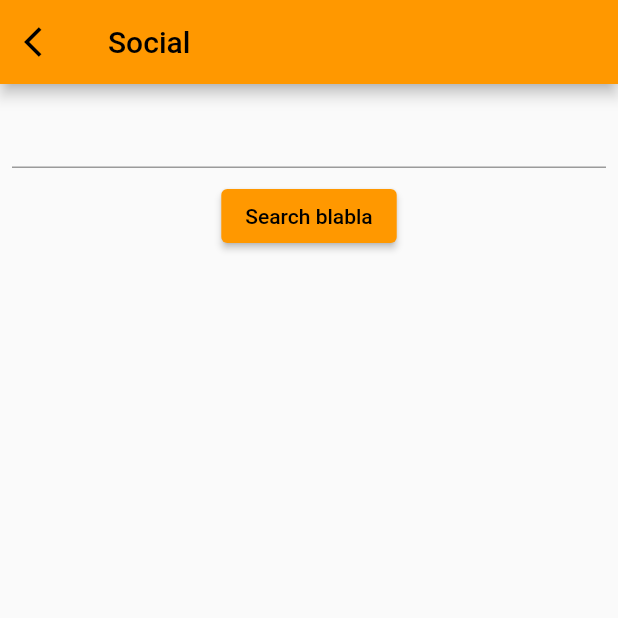
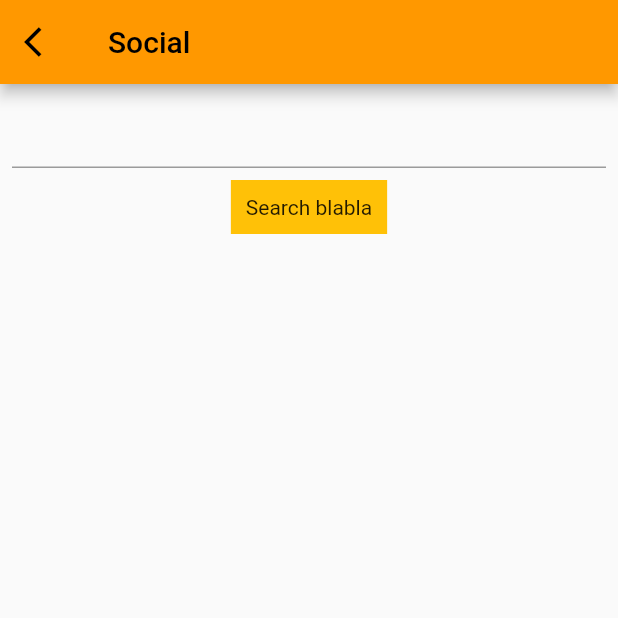
Before and after one commit to eceokutan/orienteeringApp, a Flutter app: the SocialPage screen opened directly, after a tap on "Search blabla", on a phone screen of 412 x 824 dp, the top half of it. Run offline on Flutter 3.47's test engine with Material 2 defaults, Android fonts, the phone set to English and light mode, and no system bars; our stand-ins replace cloud_firestore, file_picker, firebase_auth, firebase_core, firebase_storage, flutter_native_image and 2 more; missing offline and left inert: a package; accounts and stored records are empty; network calls fail.

Commit message:
async button added

```diff
--- /dev/null
+++ b/lib/pages/async_button.dart
@@ -0,0 +1,49 @@
+import 'package:flutter/material.dart';
+
+class AsyncButton extends StatefulWidget {
+  const AsyncButton({
+    Key? key,
+    required this.onPressed,
+    required this.child,
+    this.loadingWidget = const CircularProgressIndicator(),
+  }) : super(key: key);
+
+  final Future<void> Function() onPressed;
+
+  final Widget child;
+
+  final Widget loadingWidget;
+
+  @override
+  _AsyncButtonState createState() => _AsyncButtonState();
+}
+
+class _AsyncButtonState extends State<AsyncButton> {
+  bool _isLoading = false;
+  void _changeLoading() {
+    setState(() {
+      _isLoading = !_isLoading;
+    });
+  }
+
+  Future<void> _completeProcess() async {
+    _changeLoading();
+    await widget.onPressed();
+    _changeLoading();
+  }
+
+  @override
+  Widget build(BuildContext context) {
+    return Center(
+      child: _isLoading
+          ? widget.loadingWidget
+          : InkWell(
+              onTap: _completeProcess,
+              child: Container(
+                decoration: const BoxDecoration(color: Colors.amber),
+                padding: const EdgeInsets.all(10),
+                child: widget.child,
+              )),
+    );
+  }
+}
```
Also changed, not shown: lib/pages/auth/LogInPage.dart (+36 -4 lines), lib/pages/social/SocialPage.dart (+16 -1 lines).
